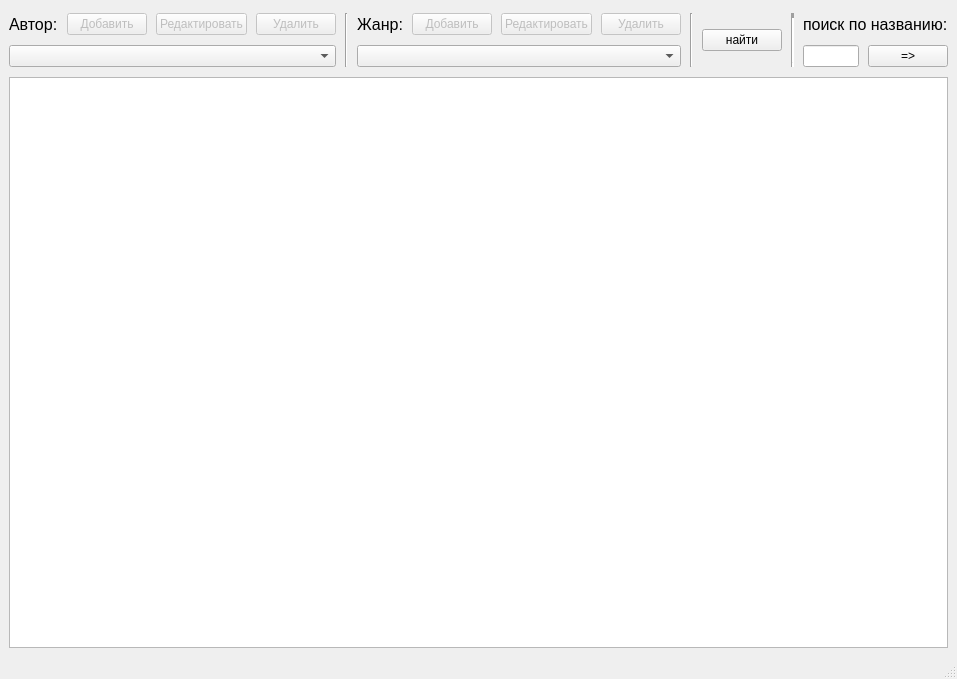
First picture: the form in biblio1.ui, repository d1larafaizullina/Biblioteka, before the edit.
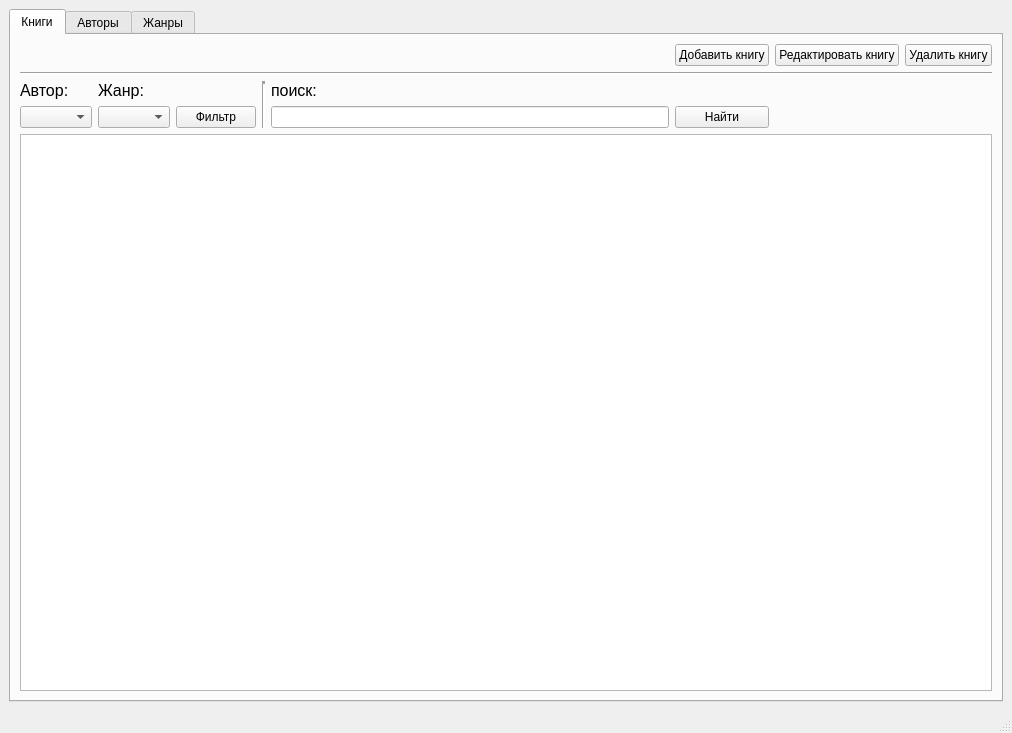
Second picture: the form after the edit.

```diff
--- a/biblio1.ui
+++ b/biblio1.ui
@@ -6,8 +6,8 @@
    <rect>
     <x>0</x>
     <y>0</y>
-    <width>952</width>
-    <height>679</height>
+    <width>1012</width>
+    <height>733</height>
    </rect>
   </property>
   <property name="windowTitle">
@@ -16,133 +16,79 @@
   <widget class="QWidget" name="centralwidget">
    <layout class="QGridLayout" name="gridLayout">
     <item row="0" column="0">
-     <layout class="QGridLayout" rowstretch="0,0,0,0,0" columnstretch="1,0,0,0,0,0,0,0,0,0,0,0,0,0,0,0,0,0">
-      <property name="sizeConstraint">
-       <enum>QLayout::SetMaximumSize</enum>
-      </property>
-      <property name="leftMargin">
+     <widget class="QTabWidget" name="tabWidget">
+      <property name="currentIndex">
        <number>0</number>
       </property>
-      <property name="topMargin">
-       <number>4</number>
-      </property>
-      <property name="horizontalSpacing">
-       <number>9</number>
-      </property>
-      <property name="verticalSpacing">
-       <number>10</number>
-      </property>
-      <item row="0" column="12">
-       <widget class="QPushButton" name="pushButton_6">
-        <property name="enabled">
-         <bool>false</bool>
-        </property>
+      <widget class="QWidget" name="tab">
+       <attribute name="title">
+        <string>Книги</string>
+       </attribute>
+       <layout class="QGridLayout" name="gridLayout_2" columnminimumwidth="2,2,2,0,3,1,0,0">
+        <item row="0" column="7">
+         <widget class="QPushButton" name="pushButton_11">
         <property name="text">
-         <string>Удалить</string>
+           <string>Удалить книгу</string>
         </property>
        </widget>
       </item>
-      <item row="0" column="9" colspan="3">
-       <widget class="QPushButton" name="pushButton_8">
-        <property name="enabled">
-         <bool>false</bool>
-        </property>
+        <item row="0" column="6">
+         <widget class="QPushButton" name="pushButton_10">
         <property name="text">
-         <string>Редактировать</string>
-        </property>
-       </widget>
-      </item>
-      <item row="0" column="8">
-       <widget class="QPushButton" name="pushButton_7">
-        <property name="enabled">
-         <bool>false</bool>
-        </property>
-        <property name="text">
-         <string>Добавить</string>
-        </property>
-       </widget>
-      </item>
-      <item row="0" column="1">
-       <widget class="QPushButton" name="pushButton_3">
-        <property name="enabled">
-         <bool>false</bool>
-        </property>
-        <property name="text">
-         <string>Добавить</string>
-        </property>
-       </widget>
-      </item>
-      <item row="0" column="2" colspan="3">
-       <widget class="QPushButton" name="pushButton_4">
-        <property name="enabled">
-         <bool>false</bool>
-        </property>
-        <property name="text">
-         <string>Редактировать</string>
+           <string>Редактировать книгу</string>
         </property>
        </widget>
       </item>
       <item row="0" column="5">
-       <widget class="QPushButton" name="pushButton_5">
-        <property name="enabled">
+         <widget class="QPushButton" name="pushButton_9">
+          <property name="text">
+           <string>Добавить книгу</string>
+          </property>
+         </widget>
+        </item>
+        <item row="3" column="5">
+         <widget class="QPushButton" name="pushButton_2">
+          <property name="text">
+           <string>Найти</string>
+          </property>
+         </widget>
+        </item>
+        <item row="4" column="0" colspan="8">
+         <widget class="QTableWidget" name="tableB">
+          <attribute name="verticalHeaderVisible">
          <bool>false</bool>
-        </property>
-        <property name="text">
-         <string>Удалить</string>
-        </property>
-       </widget>
-      </item>
-      <item row="0" column="14" rowspan="2">
+          </attribute>
+         </widget>
+        </item>
+        <item row="3" column="2">
        <widget class="QPushButton" name="pushButton">
         <property name="text">
-         <string>найти</string>
+           <string>Фильтр</string>
         </property>
        </widget>
       </item>
-      <item row="1" column="0" colspan="6">
+        <item row="3" column="0">
        <widget class="QComboBox" name="comboBox"/>
       </item>
-      <item row="1" column="7" colspan="6">
+        <item row="2" column="4">
+         <widget class="QLabel" name="label_3">
+          <property name="font">
+           <font>
+            <pointsize>12</pointsize>
+           </font>
+          </property>
+          <property name="text">
+           <string>поиск:</string>
+          </property>
+         </widget>
+        </item>
+        <item row="3" column="1">
        <widget class="QComboBox" name="comboBox_2"/>
       </item>
-      <item row="4" column="0" colspan="18">
-       <widget class="QTableWidget" name="tableWidget"/>
-      </item>
-      <item row="0" column="7">
-       <widget class="QLabel" name="label_2">
-        <property name="font">
-         <font>
-          <pointsize>12</pointsize>
-         </font>
-        </property>
-        <property name="text">
-         <string>Жанр:</string>
-        </property>
-       </widget>
-      </item>
-      <item row="1" column="16">
+        <item row="3" column="4">
        <widget class="QLineEdit" name="lineEdit"/>
       </item>
-      <item row="1" column="17">
-       <widget class="QPushButton" name="pushButton_2">
-        <property name="text">
-         <string>=&gt;</string>
-        </property>
-       </widget>
-      </item>
-      <item row="0" column="16" colspan="2">
-       <widget class="QLabel" name="label_3">
-        <property name="font">
-         <font>
-          <pointsize>12</pointsize>
-         </font>
-        </property>
-        <property name="text">
-         <string>поиск по названию:</string>
-        </property>
-       </widget>
-      </item>
-      <item row="0" column="0">
+        <item row="2" column="0">
        <widget class="QLabel" name="label">
         <property name="font">
          <font>
@@ -154,31 +100,108 @@
         </property>
        </widget>
       </item>
-      <item row="0" column="15" rowspan="2">
-       <widget class="Line" name="line_3">
-        <property name="lineWidth">
-         <number>5</number>
-        </property>
-        <property name="orientation">
-         <enum>Qt::Vertical</enum>
+        <item row="2" column="1">
+         <widget class="QLabel" name="label_2">
+          <property name="font">
+           <font>
+            <pointsize>12</pointsize>
+           </font>
+          </property>
+          <property name="text">
+           <string>Жанр:</string>
         </property>
        </widget>
       </item>
-      <item row="0" column="13" rowspan="2">
+        <item row="2" column="3" rowspan="2">
        <widget class="Line" name="line">
+          <property name="lineWidth">
+           <number>3</number>
+          </property>
         <property name="orientation">
          <enum>Qt::Vertical</enum>
         </property>
        </widget>
       </item>
-      <item row="0" column="6" rowspan="2">
+        <item row="1" column="0" colspan="8">
        <widget class="Line" name="line_2">
         <property name="orientation">
-         <enum>Qt::Vertical</enum>
+           <enum>Qt::Horizontal</enum>
         </property>
        </widget>
       </item>
      </layout>
+      </widget>
+      <widget class="QWidget" name="tab_2">
+       <attribute name="title">
+        <string>Авторы</string>
+       </attribute>
+       <layout class="QGridLayout" name="gridLayout_3">
+        <item row="0" column="0">
+         <widget class="QPushButton" name="pushButton_6">
+          <property name="text">
+           <string>Добавить автора</string>
+          </property>
+         </widget>
+        </item>
+        <item row="0" column="1">
+         <widget class="QPushButton" name="pushButton_7">
+          <property name="text">
+           <string>Редактировать автора</string>
+          </property>
+         </widget>
+        </item>
+        <item row="0" column="2">
+         <widget class="QPushButton" name="pushButton_8">
+          <property name="text">
+           <string>Удалить автора</string>
+          </property>
+         </widget>
+        </item>
+        <item row="1" column="0" colspan="3">
+         <widget class="QTableWidget" name="tableA">
+          <attribute name="verticalHeaderVisible">
+           <bool>false</bool>
+          </attribute>
+         </widget>
+        </item>
+       </layout>
+      </widget>
+      <widget class="QWidget" name="tab_3">
+       <attribute name="title">
+        <string>Жанры</string>
+       </attribute>
+       <layout class="QGridLayout" name="gridLayout_4">
+        <item row="0" column="1">
+         <widget class="QPushButton" name="pushButton_4">
+          <property name="text">
+           <string>Редактировать жанр</string>
+          </property>
+         </widget>
+        </item>
+        <item row="0" column="0">
+         <widget class="QPushButton" name="pushButton_3">
+          <property name="text">
+           <string>Добавить жанр</string>
+          </property>
+         </widget>
+        </item>
+        <item row="0" column="2">
+         <widget class="QPushButton" name="pushButton_5">
+          <property name="text">
+           <string>Удалить жанр</string>
+          </property>
+         </widget>
+        </item>
+        <item row="1" column="0" colspan="3">
+         <widget class="QTableWidget" name="tableG">
+          <attribute name="verticalHeaderVisible">
+           <bool>false</bool>
+          </attribute>
+         </widget>
+        </item>
+       </layout>
+      </widget>
+     </widget>
     </item>
    </layout>
   </widget>
```
Left out of the diff: 2 changed lines with no effect on the pictures. Lines whose indentation alone changed are shown as unchanged.
